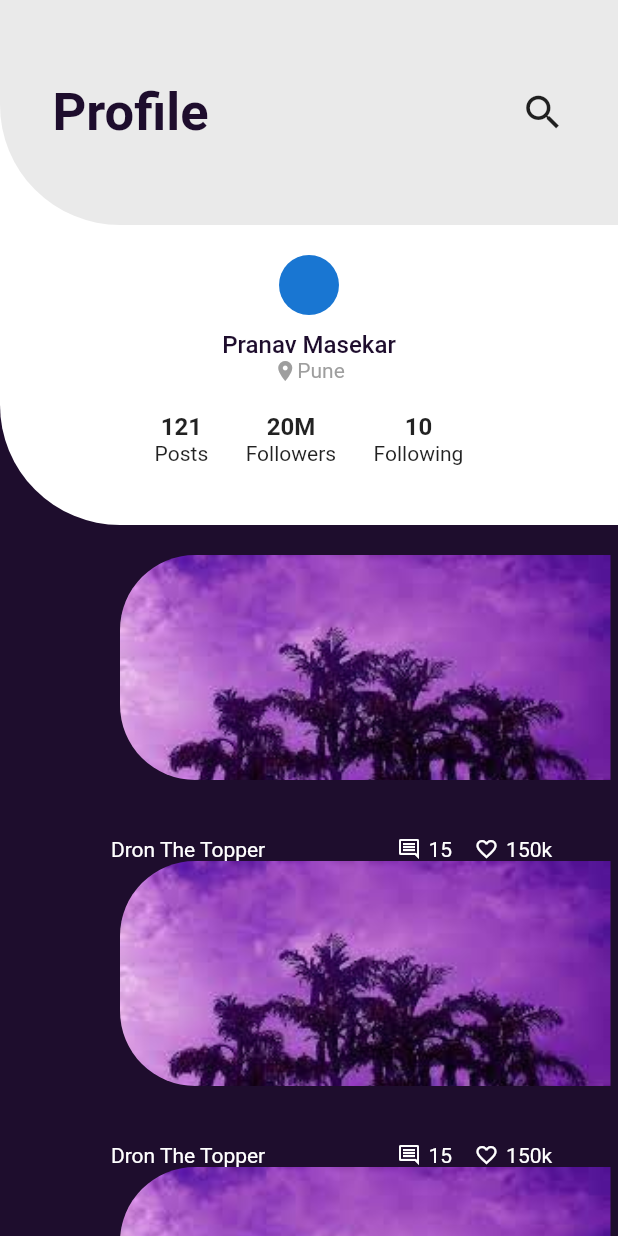
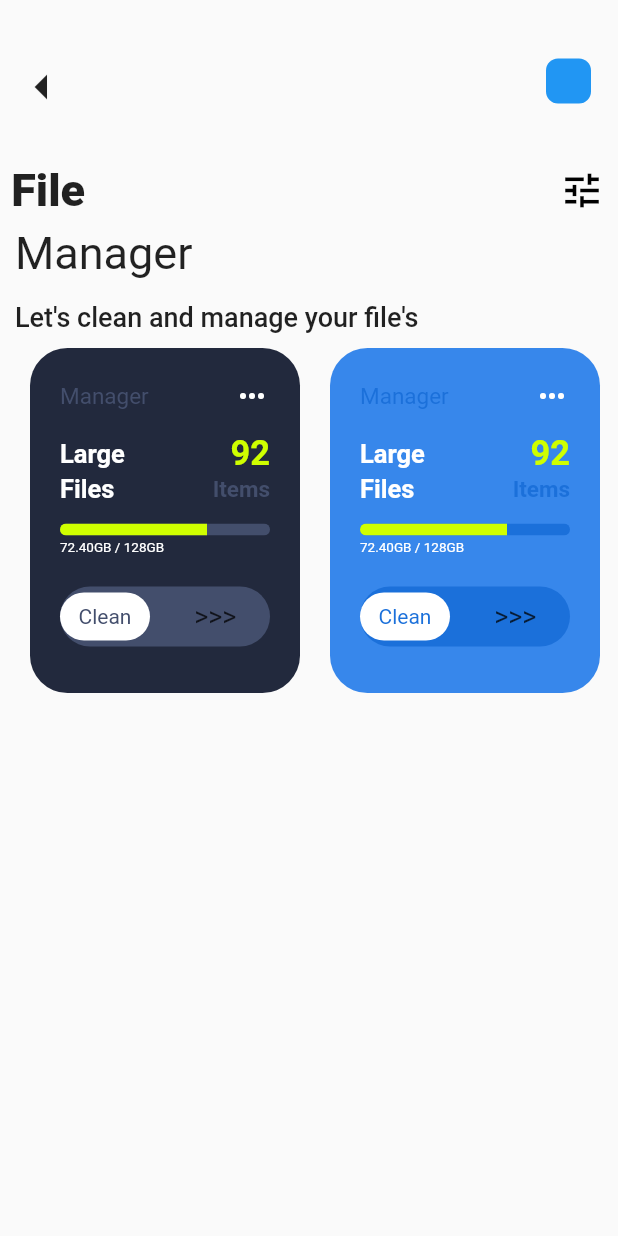
Before and after one commit to PranavMasekar/Flutter_ui, a Flutter app: the screen it shows after launch, on a phone screen of 412 x 824 dp. Run offline on Flutter 3.47's test engine with Material 2 defaults, Android fonts, the phone set to English and light mode, and no system bars; drawn by our look-alikes of slider_button.

Commit message:
second ui

```diff
--- a/lib/appbar.dart
+++ b/lib/first ui/appbar.dart
@@ -1,5 +1,5 @@
 import 'package:flutter/material.dart';
-import 'package:flutter_ui/styles.dart';
+import 'package:flutter_ui/first%20ui/styles.dart';
 
 class MyAppBar extends StatelessWidget {
   @override
--- a/lib/post.dart
+++ b/lib/first ui/post.dart
@@ -1,5 +1,5 @@
 import 'package:flutter/material.dart';
-import 'package:flutter_ui/singlepost.dart';
+import 'package:flutter_ui/first%20ui/singlepost.dart';
 
 class MyPost extends StatelessWidget {
   @override
--- a/lib/profile.dart
+++ b/lib/first ui/profile.dart
@@ -1,7 +1,7 @@
 import 'dart:ui';
 
 import 'package:flutter/material.dart';
-import 'package:flutter_ui/styles.dart';
+import 'package:flutter_ui/first%20ui/styles.dart';
 
 class Profile extends StatelessWidget {
   @override
--- a/lib/singlepost.dart
+++ b/lib/first ui/singlepost.dart
@@ -1,5 +1,5 @@
 import 'package:flutter/material.dart';
-import 'package:flutter_ui/styles.dart';
+import 'package:flutter_ui/first%20ui/styles.dart';
 
 class SinglePost extends StatelessWidget {
   @override
--- a/lib/main.dart
+++ b/lib/main.dart
@@ -1,8 +1,6 @@
 import 'package:flutter/material.dart';
-import 'package:flutter_ui/post.dart';
-import 'package:flutter_ui/profile.dart';
+import 'package:flutter_ui/second%20ui/homepage.dart';
 
-import 'appbar.dart';
 
 void main() {
   runApp(MyApp());
@@ -14,22 +12,11 @@ class MyApp extends StatelessWidget {
   Widget build(BuildContext context) {
     return MaterialApp(
       debugShowCheckedModeBanner: false,
-      home: SafeArea(
-        child: Scaffold(
-          backgroundColor: Color(0xff1e0d2d),
-          body: ListView(
-            children: [
-              Stack(
-                children: [
-                  MyPost(),
-                  Profile(),
-                  MyAppBar(),
-                ],
-              )
-            ],
-          ),
-        ),
+      theme: ThemeData(
+        primarySwatch: Colors.blue,
+        visualDensity: VisualDensity.adaptivePlatformDensity,
       ),
+      home: MyHomePage(),
     );
   }
 }
--- /dev/null
+++ b/lib/second ui/appbar.dart
@@ -0,0 +1,33 @@
+import 'package:flutter/material.dart';
+
+class Myappbar extends StatelessWidget {
+  @override
+  Widget build(BuildContext context) {
+    return SafeArea(
+      child: Container(
+        margin: EdgeInsets.only(top: 30),
+        child: Row(
+          mainAxisAlignment: MainAxisAlignment.spaceBetween,
+          children: [
+            IconButton(
+              onPressed: () {},
+              icon: Icon(
+                Icons.arrow_left,
+                size: 40,
+              ),
+            ),
+            Container(
+              margin: EdgeInsets.only(right: 18),
+              height: 30,
+              width: 30,
+              decoration: BoxDecoration(
+                color: Colors.blue,
+                borderRadius: BorderRadius.circular(8),
+              ),
+            )
+          ],
+        ),
+      ),
+    );
+  }
+}
--- /dev/null
+++ b/lib/second ui/card.dart
@@ -0,0 +1,131 @@
+import 'dart:ui';
+// ignore: import_of_legacy_library_into_null_safe
+import 'package:slider_button/slider_button.dart';
+import 'package:flutter/material.dart';
+
+class Mycard extends StatelessWidget {
+  Color color;
+  Color color2;
+  Mycard({required this.color, required this.color2});
+  @override
+  Widget build(BuildContext context) {
+    return Container(
+      margin: EdgeInsets.symmetric(horizontal: 10),
+      padding: EdgeInsets.all(20),
+      width: 180,
+      decoration: BoxDecoration(
+        color: color,
+        borderRadius: BorderRadius.circular(25),
+      ),
+      child: Column(
+        children: [
+          Row(
+            mainAxisAlignment: MainAxisAlignment.spaceBetween,
+            children: [
+              Text(
+                "Manager",
+                style: TextStyle(color: color2, fontSize: 15),
+              ),
+              Icon(
+                Icons.more_horiz,
+                color: Colors.white,
+              ),
+            ],
+          ),
+          SizedBox(height: 13),
+          Row(
+            crossAxisAlignment: CrossAxisAlignment.center,
+            mainAxisAlignment: MainAxisAlignment.spaceBetween,
+            children: [
+              Text(
+                "Large ",
+                style: TextStyle(
+                    color: Colors.white,
+                    fontSize: 17,
+                    fontWeight: FontWeight.w600),
+              ),
+              Text(
+                "92",
+                style: TextStyle(
+                    color: Color(0xffcfff00),
+                    fontSize: 23,
+                    fontWeight: FontWeight.w600),
+              ),
+            ],
+          ),
+          Row(
+            mainAxisAlignment: MainAxisAlignment.spaceBetween,
+            children: [
+              Text(
+                "Files",
+                style: TextStyle(
+                    color: Colors.white,
+                    fontSize: 17,
+                    fontWeight: FontWeight.w600),
+              ),
+              Text(
+                "Items",
+                style: TextStyle(
+                    color: color2, fontSize: 15, fontWeight: FontWeight.w600),
+              ),
+            ],
+          ),
+          SizedBox(height: 13),
+          Container(
+            height: 8,
+            child: ClipRRect(
+              borderRadius: BorderRadius.circular(10),
+              child: LinearProgressIndicator(
+                value: 0.7,
+                backgroundColor: color2,
+                valueColor: AlwaysStoppedAnimation(Color(0xffcfff00)),
+              ),
+            ),
+          ),
+          SizedBox(
+            height: 3,
+          ),
+          Align(
+            alignment: Alignment.centerLeft,
+            child: Text(
+              "72.40GB / 128GB",
+              style: TextStyle(color: Colors.white, fontSize: 9),
+            ),
+          ),
+          SizedBox(
+            height: 20,
+          ),
+          Container(
+            height: 40,
+            child: SliderButton(
+              action: () {},
+              backgroundColor: color2,
+              label: Text(
+                ">>>",
+                style: TextStyle(
+                  fontSize: 18,
+                ),
+              ),
+              child: Container(
+                margin: EdgeInsets.symmetric(vertical: 4),
+                height: double.infinity,
+                width: 60,
+                decoration: BoxDecoration(
+                    color: Colors.white,
+                    borderRadius: BorderRadius.circular(18)),
+                child: Center(
+                  child: Text(
+                    "Clean",
+                    style: TextStyle(
+                      color: color2,
+                    ),
+                  ),
+                ),
+              ),
+            ),
+          )
+        ],
+      ),
+    );
+  }
+}
--- /dev/null
+++ b/lib/second ui/homepage.dart
@@ -0,0 +1,94 @@
+import 'package:flutter/material.dart';
+import 'package:flutter_ui/second%20ui/card.dart';
+
+import 'appbar.dart';
+
+class MyHomePage extends StatelessWidget {
+  @override
+  Widget build(BuildContext context) {
+    return SafeArea(
+      child: Scaffold(
+        body: Column(
+          children: [
+            Myappbar(),
+            SizedBox(
+              height: 25,
+            ),
+            Padding(
+              padding: EdgeInsets.symmetric(horizontal: 20),
+            ),
+            Row(
+              mainAxisAlignment: MainAxisAlignment.spaceBetween,
+              children: [
+                Text(
+                  " File",
+                  style: TextStyle(
+                    fontSize: 30,
+                    fontWeight: FontWeight.w900,
+                  ),
+                ),
+                IconButton(
+                  onPressed: () {},
+                  icon: Icon(
+                    Icons.tune,
+                    size: 30,
+                    color: Colors.black,
+                  ),
+                ),
+              ],
+            ),
+            Align(
+              alignment: Alignment.centerLeft,
+              child: Padding(
+                padding: EdgeInsets.only(left: 10),
+                child: Text(
+                  "Manager",
+                  style: TextStyle(
+                    fontSize: 30,
+                    fontWeight: FontWeight.w400,
+                  ),
+                ),
+              ),
+            ),
+            SizedBox(
+              height: 15,
+            ),
+            Align(
+              alignment: Alignment.centerLeft,
+              child: Padding(
+                padding: EdgeInsets.only(left: 10),
+                child: Text(
+                  "Let's clean and manage your file's",
+                  style: TextStyle(
+                    fontSize: 18,
+                    fontWeight: FontWeight.w500,
+                  ),
+                ),
+              ),
+            ),
+            SizedBox(
+              height: 10,
+            ),
+            Container(
+              margin: EdgeInsets.only(left: 10),
+              height: 230,
+              child: Expanded(
+                child: ListView(
+                  scrollDirection: Axis.horizontal,
+                  children: [
+                    Mycard(
+                      color: Color(0xff22293d),
+                      color2: Color(0xff434e6c),
+                    ),
+                    Mycard(color: Color(0xff3787eb), color2: Color(0xff1b70da)),
+                    Mycard(color: Color(0xffff5a00), color2: Color(0xffc84e0c)),
+                  ],
+                ),
+              ),
+            ),
+          ],
+        ),
+      ),
+    );
+  }
+}
```
Also changed, not shown: pubspec.yaml (+1 -8 lines), lib/first ui/styles.dart (renamed from lib/styles.dart), pubspec.lock.
